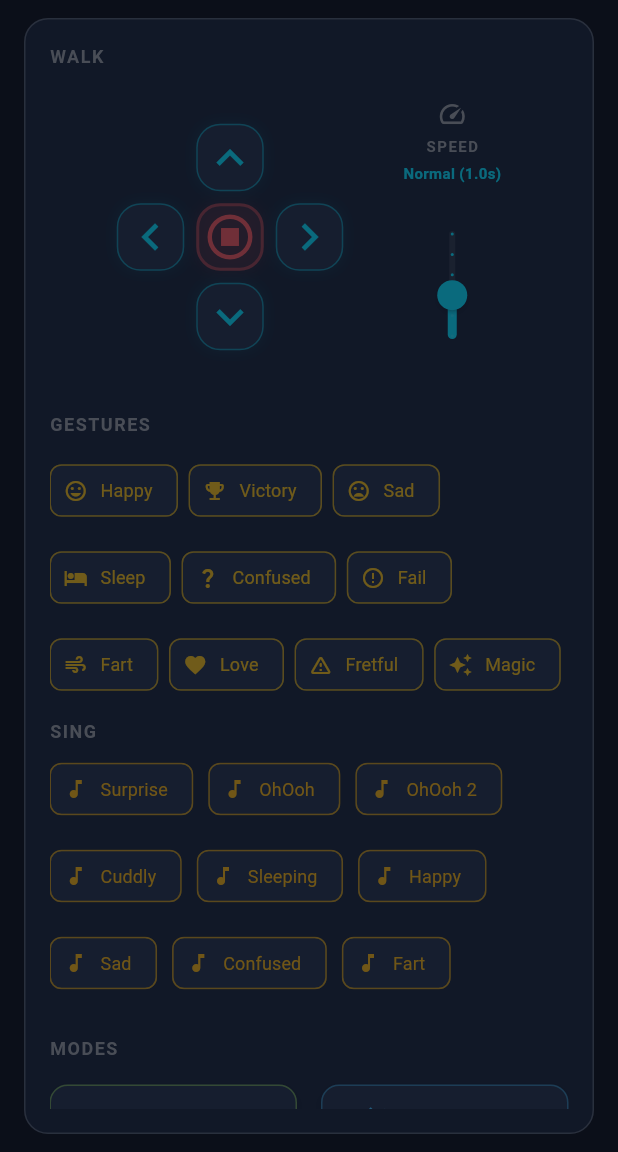
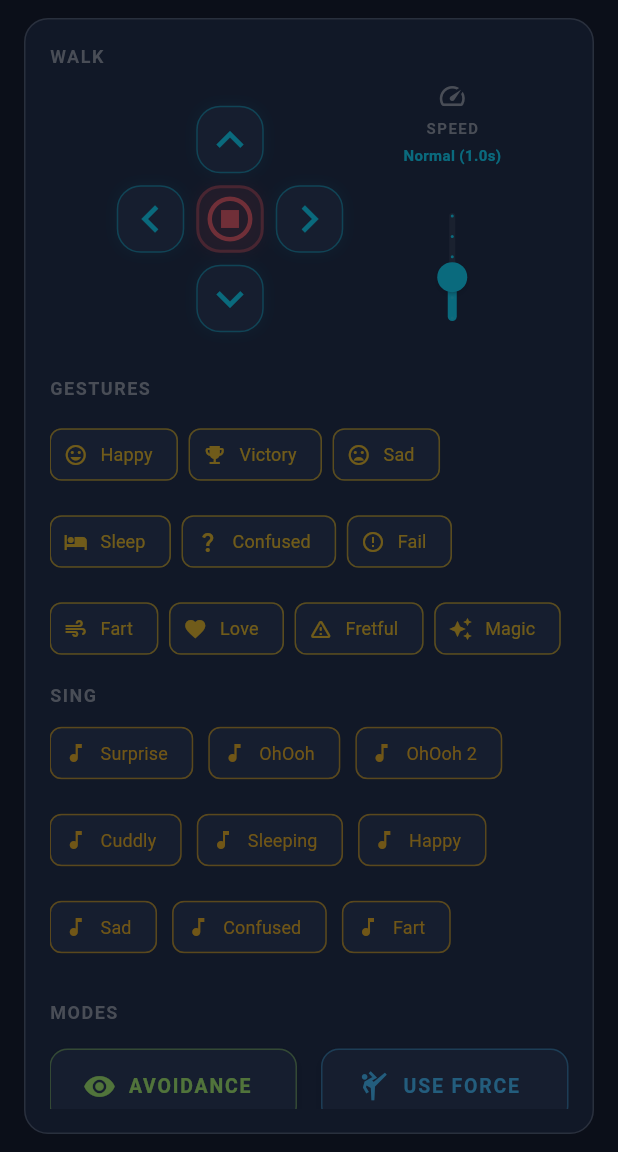
Before and after one commit to Dawied/ottodiy_classic_app, a Flutter app: the screen it shows after launch, on a phone screen of 412 x 824 dp, the part 84-1236 px from its top. Run offline on Flutter 3.47's test engine with Material 3 defaults, Android fonts, the phone set to English and light mode, and no system bars; our stand-ins replace flutter_blue_plus, permission_handler.

Commit message:
Reduced spacing walk section

```diff
--- a/lib/main.dart
+++ b/lib/main.dart
@@ -1062,7 +1062,7 @@ class _HomeScreenState extends State<HomeScreen> {
                                       letterSpacing: 1.0,
                                     ),
                                   ),
-                                  const SizedBox(height: 20),
+                                  const SizedBox(height: 8),
                                   // Joystick and Speed Slider Side-by-Side
                                   Row(
                                     mainAxisAlignment: MainAxisAlignment.center,
@@ -1189,7 +1189,7 @@ class _HomeScreenState extends State<HomeScreen> {
                                       ),
                                     ],
                                   ),
-                                  const SizedBox(height: 24),
+                                  const SizedBox(height: 12),
                                   const Text(
                                     'GESTURES',
                                     style: TextStyle(
```
